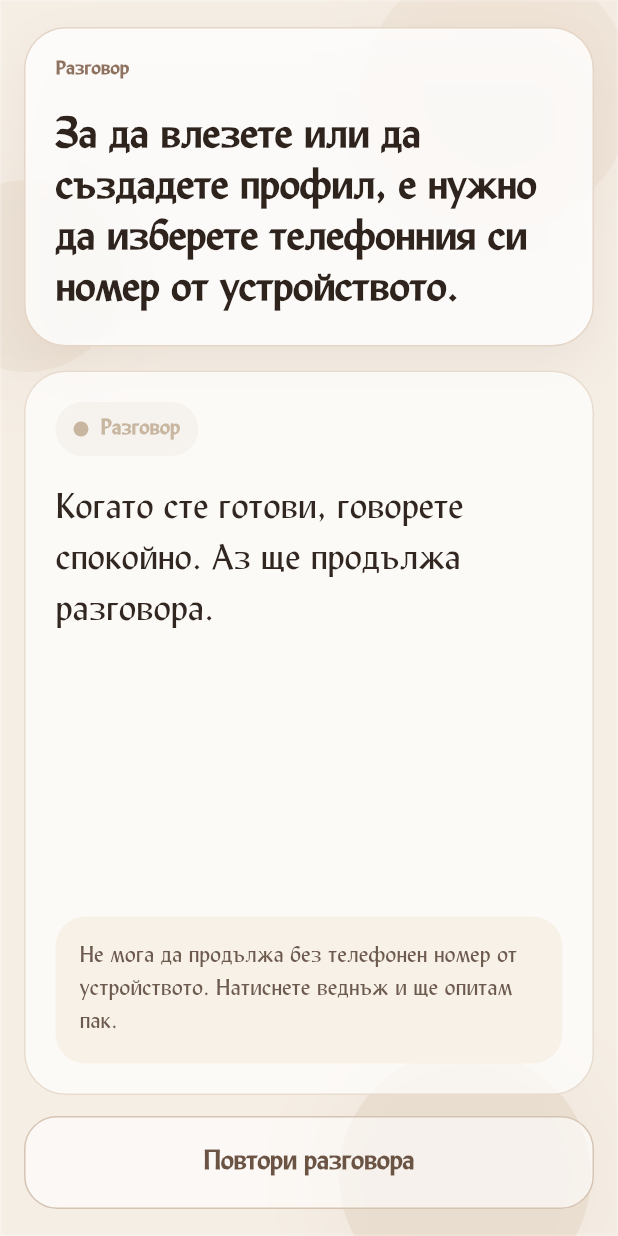
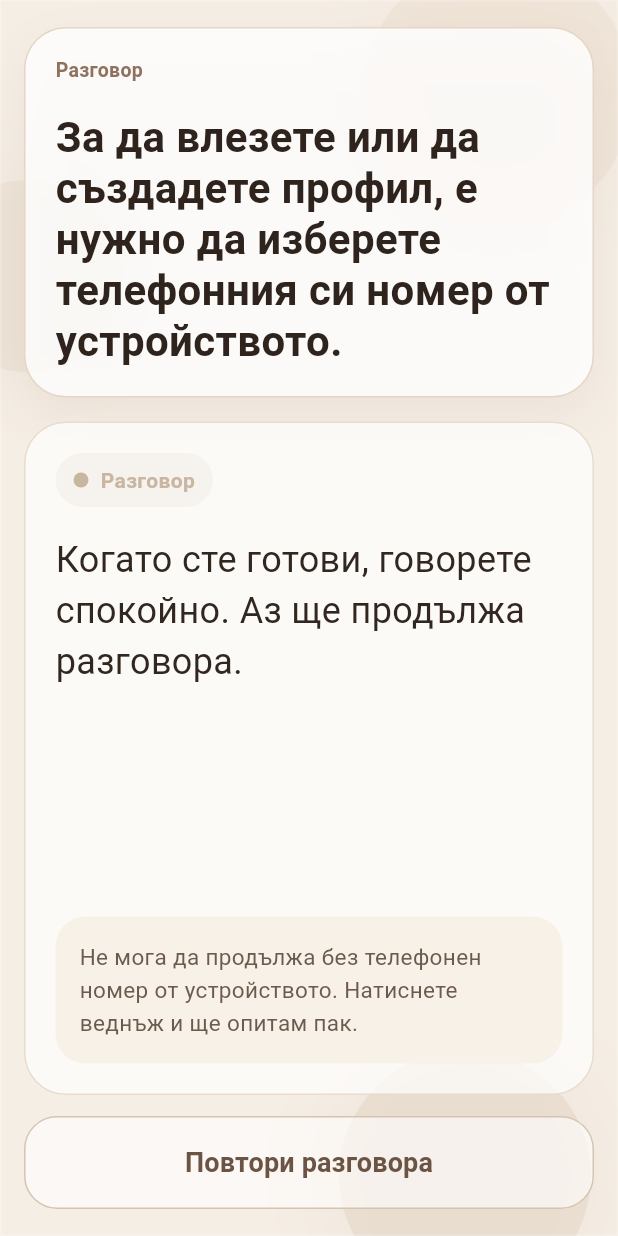
Before and after one commit to AlehandroDjadjev/HelloAgain, a Flutter app: the screen it shows after launch, after a tap on "Продължи", after a tap on "Повтори разговора", on a phone screen of 412 x 824 dp. Run offline on Flutter 3.47's test engine with Material 3 defaults, Android fonts, the phone set to English and light mode, and no system bars; our stand-ins replace audioplayers, flutter_dotenv, flutter_local_notifications, flutter_tts, geolocator, google_maps_flutter and 2 more; missing offline and left inert: dart:js_interop, record; accounts and stored records are empty; network calls fail.

Commit message:
font changed to normal

```diff
--- a/frontend/lib/src/config/backend_base_url.dart
+++ b/frontend/lib/src/config/backend_base_url.dart
@@ -2,7 +2,12 @@ import 'package:flutter/foundation.dart' show kIsWeb;
 import 'package:flutter_dotenv/flutter_dotenv.dart';
 
 String resolveBackendBaseUrl() {
-  final configured = dotenv.env['API_BASE_URL']?.trim();
+  String? configured;
+  try {
+    configured = dotenv.env['API_BASE_URL']?.trim();
+  } catch (_) {
+    configured = null;
+  }
   if (configured != null && configured.isNotEmpty) {
     return configured;
   }
--- a/frontend/lib/src/screens/home_screen.dart
+++ b/frontend/lib/src/screens/home_screen.dart
@@ -10,7 +10,6 @@ import '../api/voice_gateway_client.dart';
 import '../config/backend_base_url.dart';
 import '../pipeline/orchestrator.dart';
 import '../pipeline/pipeline_state.dart';
-import '../theme/app_theme.dart';
 import '../voice/agent_voice_controller.dart';
 
 class HomeScreen extends StatefulWidget {
@@ -764,7 +763,7 @@ class _HomeScreenState extends State<HomeScreen> {
                               child: TextField(
                                 controller: _urlCtrl,
                                 style: const TextStyle(
-                                  fontFamily: kAppFontFamily,
+                                  fontFamily: 'monospace',
                                   fontSize: 13,
                                 ),
                                 decoration: InputDecoration(
@@ -1625,7 +1624,7 @@ class _LogView extends StatelessWidget {
             child: RichText(
               text: TextSpan(
                 style: const TextStyle(
-                  fontFamily: kAppFontFamily,
+                  fontFamily: 'monospace',
                   fontSize: 12,
                   height: 1.5,
                 ),
--- a/frontend/lib/src/theme/app_theme.dart
+++ b/frontend/lib/src/theme/app_theme.dart
@@ -1,6 +1,4 @@
 import 'package:flutter/material.dart';
-
-const String kAppFontFamily = 'LydianBT';
 
 ThemeData buildHelloAgainTheme({
   required Color scaffoldBackgroundColor,
@@ -9,7 +7,6 @@ ThemeData buildHelloAgainTheme({
 }) {
   final base = ThemeData(
     useMaterial3: true,
-    fontFamily: kAppFontFamily,
     scaffoldBackgroundColor: scaffoldBackgroundColor,
     colorScheme: ColorScheme.fromSeed(
       seedColor: seedColor,
@@ -17,20 +14,13 @@ ThemeData buildHelloAgainTheme({
       surface: surfaceColor,
     ),
   );
-
   final textTheme = base.textTheme.apply(
-    fontFamily: kAppFontFamily,
     displayColor: base.colorScheme.onSurface,
     bodyColor: base.colorScheme.onSurface,
   );
 
-  final primaryTextTheme = base.primaryTextTheme.apply(
-    fontFamily: kAppFontFamily,
-  );
-
   return base.copyWith(
     textTheme: textTheme,
-    primaryTextTheme: primaryTextTheme,
     appBarTheme: base.appBarTheme.copyWith(
       titleTextStyle: textTheme.titleLarge,
       toolbarTextStyle: textTheme.bodyMedium,
--- a/frontend/lib/whitespace_app.dart
+++ b/frontend/lib/whitespace_app.dart
@@ -5,6 +5,7 @@ import 'dart:ui' show lerpDouble;
 
 import 'package:flutter/foundation.dart';
 import 'package:flutter/material.dart';
+import 'package:flutter_dotenv/flutter_dotenv.dart';
 import 'package:flutter/services.dart';
 import 'package:http/http.dart' as http;
 import 'package:shared_preferences/shared_preferences.dart';
@@ -15,6 +16,11 @@ import 'src/theme/app_theme.dart';
 
 Future<void> main() async {
   WidgetsFlutterBinding.ensureInitialized();
+  try {
+    await dotenv.load(fileName: '.env');
+  } catch (_) {
+    // Keep startup resilient when the optional env file is not present yet.
+  }
   await SystemChrome.setPreferredOrientations(const [
     DeviceOrientation.portraitUp,
   ]);
```
